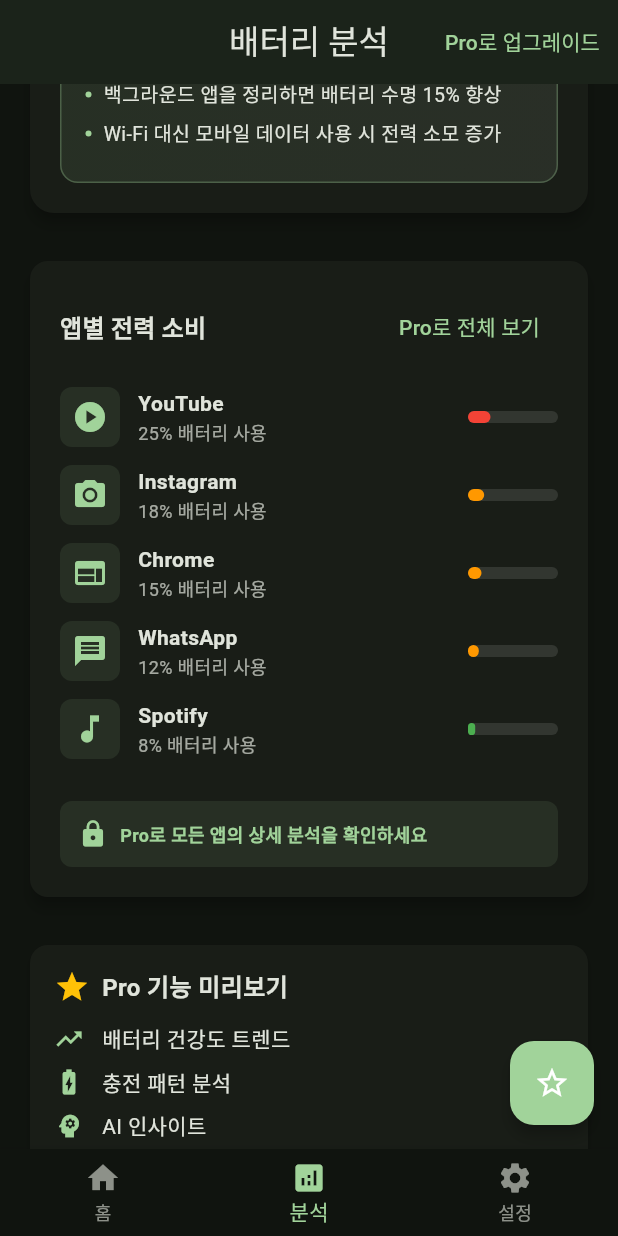
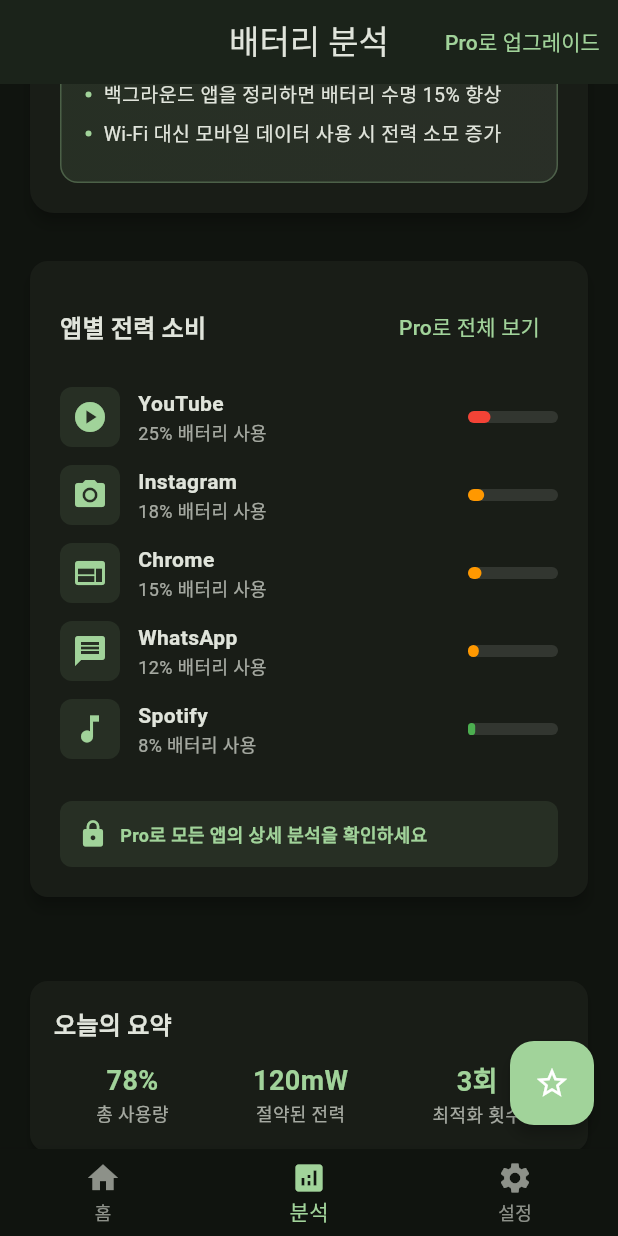
Before and after one commit to rbtc2/BatteryPal, a Flutter app: the screen it shows after launch, item 2 of the bottom bar chosen, scrolled down 1152 dp, on a phone screen of 412 x 824 dp. Run offline on Flutter 3.47's test engine with Material 3 defaults, Android fonts, the phone set to English and light mode, and no system bars; our stand-ins replace battery_plus.

Commit message:
Pro기능미리보기삭제

```diff
--- a/lib/screens/analysis/analysis_tab.dart
+++ b/lib/screens/analysis/analysis_tab.dart
@@ -296,8 +296,6 @@
             _buildAppUsageCard(),
             const SizedBox(height: 24),
 
-            // Pro 기능 미리보기
-            if (!widget.isProUser) _buildProPreviewCard(),
 
             const SizedBox(height: 24),
 
@@ -879,83 +877,6 @@
     );
   }
 
-  Widget _buildProPreviewCard() {
-    return CustomCard(
-      elevation: 2,
-      padding: const EdgeInsets.all(16),
-      child: Column(
-        crossAxisAlignment: CrossAxisAlignment.start,
-        children: [
-          Row(
-            children: [
-              Icon(
-                Icons.star,
-                color: Colors.amber,
-                size: 24,
-              ),
-              const SizedBox(width: 8),
-              const Text(
-                'Pro 기능 미리보기',
-                style: TextStyle(
-                  fontWeight: FontWeight.bold,
-                  fontSize: 16,
-                ),
-              ),
-            ],
-          ),
-          const SizedBox(height: 12),
-
-          // Pro 기능 목록
-          _buildProFeatureItem('배터리 건강도 트렌드', Icons.trending_up),
-          _buildProFeatureItem('충전 패턴 분석', Icons.battery_charging_full),
-          _buildProFeatureItem('AI 인사이트', Icons.psychology),
-          _buildProFeatureItem('상세 리포트', Icons.assessment),
-
-          const SizedBox(height: 16),
-
-          // 업그레이드 버튼
-          SizedBox(
-            width: double.infinity,
-            child: ElevatedButton(
-              onPressed: () => DialogUtils.showAnalysisProUpgradeDialog(
-                context,
-                onUpgrade: widget.onProToggle,
-              ),
-              style: ElevatedButton.styleFrom(
-                backgroundColor: Theme.of(context).colorScheme.primary,
-                foregroundColor: Colors.white,
-                padding: const EdgeInsets.symmetric(vertical: 12),
-              ),
-              child: const Text(
-                'Pro로 업그레이드',
-                style: TextStyle(fontWeight: FontWeight.bold),
-              ),
-            ),
-          ),
-        ],
-      ),
-    );
-  }
-
-  Widget _buildProFeatureItem(String title, IconData icon) {
-    return Padding(
-      padding: const EdgeInsets.only(bottom: 8),
-      child: Row(
-        children: [
-          Icon(
-            icon,
-            size: 20,
-            color: Theme.of(context).colorScheme.primary,
-          ),
-          const SizedBox(width: 12),
-          Text(
-            title,
-            style: const TextStyle(fontSize: 14),
-          ),
-        ],
-      ),
-    );
-  }
 
   Widget _buildDailySummaryCard() {
     return CustomCard(
```
